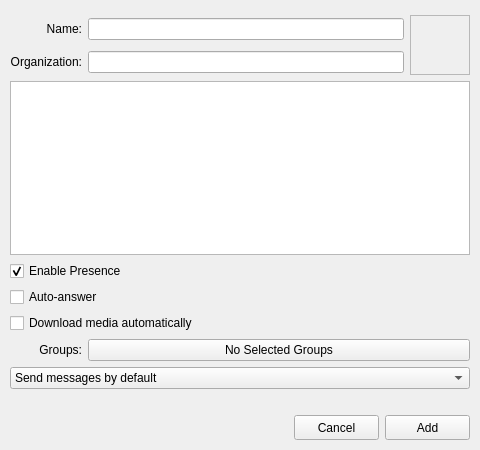
First picture: the form in resources/contact_editor.ui, repository AGProjects/blink-qt, before the edit.
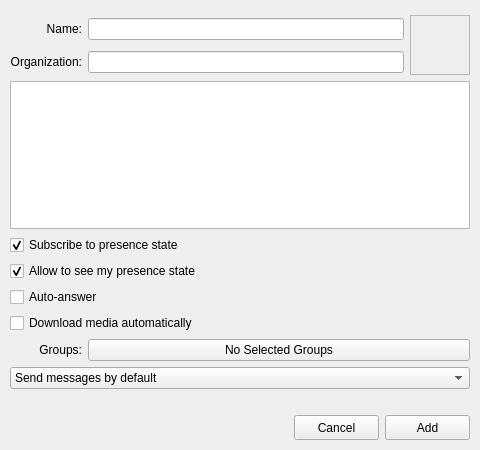
Second picture: the form after the edit. Icons and pictures are not drawn. Custom widgets are drawn as their Qt base class.

Commit message: Synchronize presence blocked policy document with Blocked group

```diff
--- a/resources/contact_editor.ui
+++ b/resources/contact_editor.ui
@@ -113,7 +113,7 @@
      </property>
     </widget>
    </item>
-   <item row="9" column="0" colspan="3">
+   <item row="10" column="0" colspan="3">
     <layout class="QHBoxLayout" name="button_box_layout">
      <property name="spacing">
       <number>6</number>
@@ -168,7 +168,7 @@
      </item>
     </layout>
    </item>
-   <item row="8" column="0" colspan="3">
+   <item row="9" column="0" colspan="3">
     <spacer name="grid_spacer">
      <property name="orientation">
       <enum>Qt::Vertical</enum>
@@ -240,7 +240,7 @@
      </attribute>
     </widget>
    </item>
-   <item row="6" column="0">
+   <item row="7" column="0">
     <widget class="QLabel" name="groups_label">
      <property name="text">
       <string>Groups:</string>
@@ -250,7 +250,7 @@
      </property>
     </widget>
    </item>
-   <item row="6" column="1" colspan="2">
+   <item row="7" column="1" colspan="2">
     <widget class="QPushButton" name="groups_button">
      <property name="sizePolicy">
       <sizepolicy hsizetype="Expanding" vsizetype="Fixed">
@@ -266,7 +266,7 @@
      </property>
     </widget>
    </item>
-   <item row="7" column="0" colspan="3">
+   <item row="8" column="0" colspan="3">
     <widget class="QComboBox" name="preferred_media">
      <property name="sizePolicy">
       <sizepolicy hsizetype="Expanding" vsizetype="Fixed">
@@ -304,14 +304,24 @@
    <item row="3" column="0" colspan="3">
     <widget class="QCheckBox" name="presence">
      <property name="text">
-      <string>Enable Presence</string>
+      <string>Subscribe to presence state</string>
      </property>
      <property name="checked">
       <bool>true</bool>
      </property>
     </widget>
    </item>
-   <item row="5" column="0" colspan="3">
+   <item row="4" column="0" colspan="3">
+    <widget class="QCheckBox" name="presence_policy">
+     <property name="text">
+      <string>Allow to see my presence state</string>
+     </property>
+     <property name="checked">
+      <bool>true</bool>
+     </property>
+    </widget>
+   </item>
+   <item row="6" column="0" colspan="3">
     <widget class="QCheckBox" name="auto_download_media">
      <property name="toolTip">
       <string>Download the pictures, videos and files this contact sends without asking (shared with your other devices)</string>
@@ -321,7 +331,7 @@
      </property>
     </widget>
    </item>
-   <item row="4" column="0" colspan="3">
+   <item row="5" column="0" colspan="3">
     <widget class="QCheckBox" name="auto_answer">
      <property name="text">
       <string>Auto-answer</string>
```
The commit also changes 2 other files.
